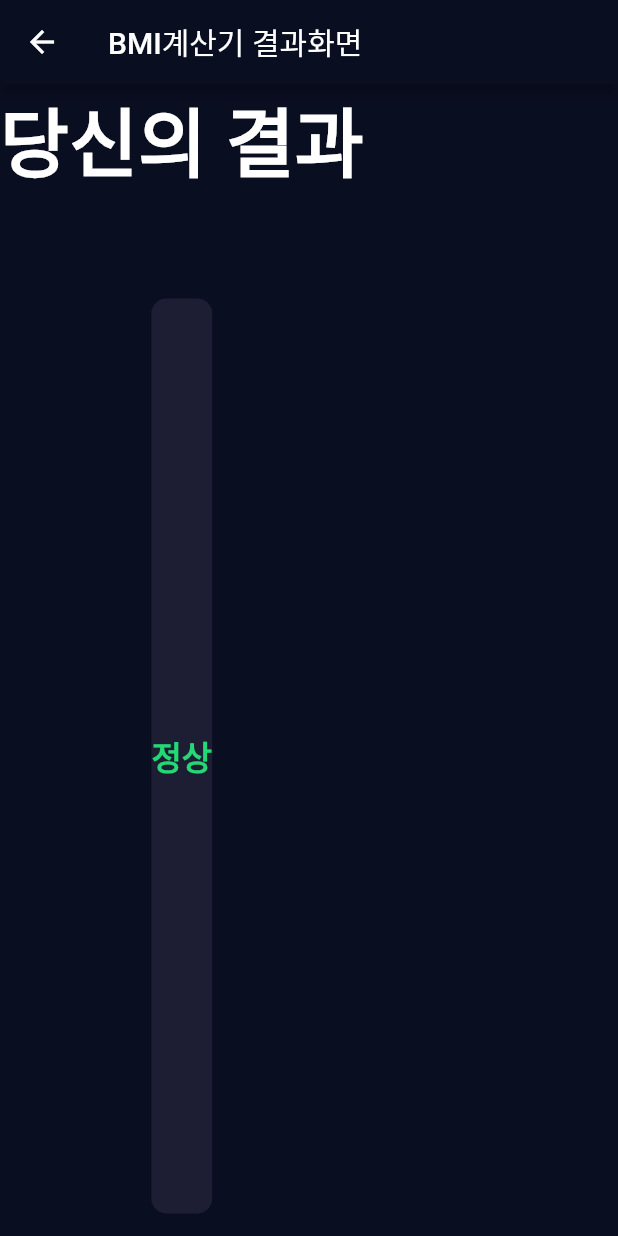
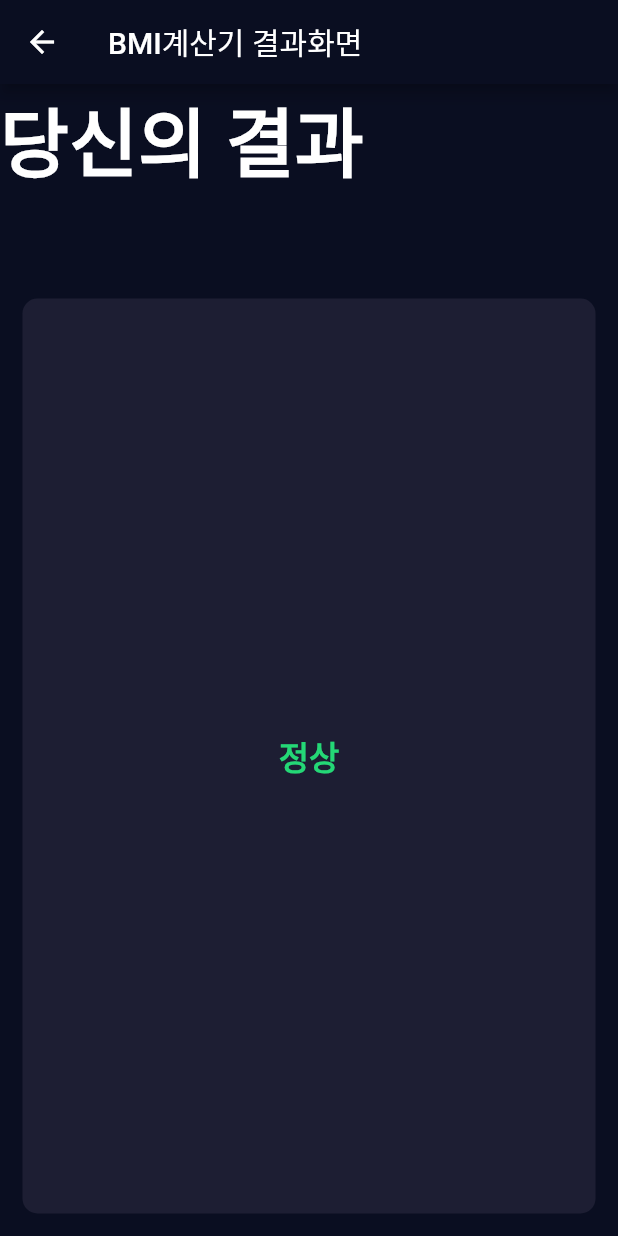
Before and after one commit to angre-kim/bmi_0110_0116, a Flutter app: the ResultsPage screen opened directly, on a phone screen of 412 x 824 dp. Run offline on Flutter 3.47's test engine with Material 2 defaults, Android fonts, the phone set to English and light mode, and no system bars; our stand-ins replace font_awesome_flutter.

Commit message:
126강-result page UI-'정상' strecth

```diff
--- a/lib/result_page.dart
+++ b/lib/result_page.dart
@@ -13,6 +13,7 @@ class ResultsPage extends StatelessWidget {
       ),
       body: Column(
         mainAxisAlignment: MainAxisAlignment.spaceEvenly,
+        crossAxisAlignment: CrossAxisAlignment.stretch,//
         children: <Widget>[
           Expanded(
             child: Container(
```
